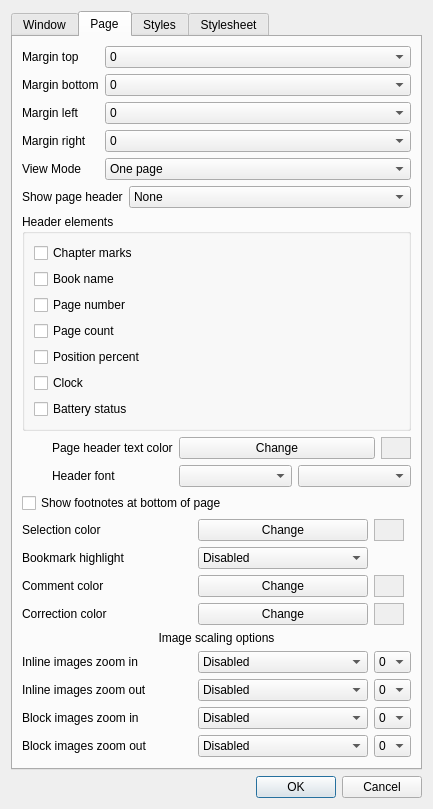
CrazyCoder/crqt-ng, file src/settings.ui: the form before one commit.
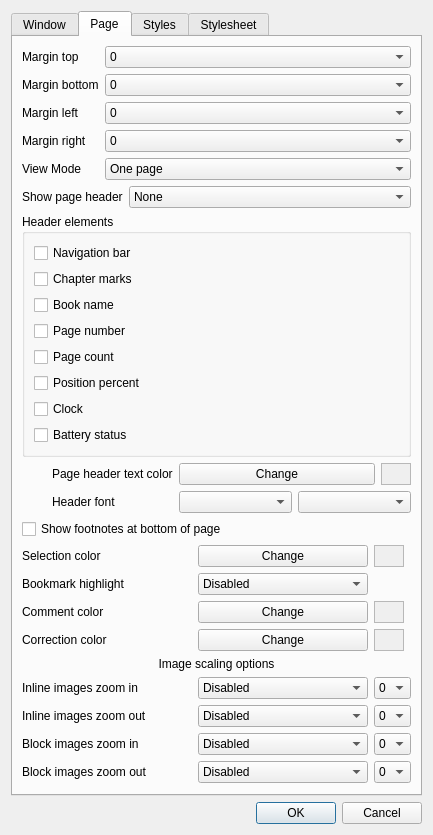
The form after the commit. The open tabs and pages were chosen to show the change. Icons and pictures are not drawn.

Commit message:
Add Navigation bar checkbox to Settings | Page | Header Elements
- Add cbShowNavbar checkbox above Chapter marks
- When Navigation bar is disabled, Chapter marks checkbox becomes inactive
- Enabled by default

Patch:
```diff
--- a/src/settings.ui
+++ b/src/settings.ui
@@ -757,6 +757,13 @@
           <string>Header elements</string>
          </property>
          <layout class="QVBoxLayout" name="verticalLayout_3">
+          <item>
+           <widget class="QCheckBox" name="cbShowNavbar">
+            <property name="text">
+             <string>Navigation bar</string>
+            </property>
+           </widget>
+          </item>
           <item>
            <widget class="QCheckBox" name="cbShowChapterMarks">
             <property name="text">
```
Left out of the diff: 1 changed line with no effect on the pictures. The commit also changes 2 other files.
